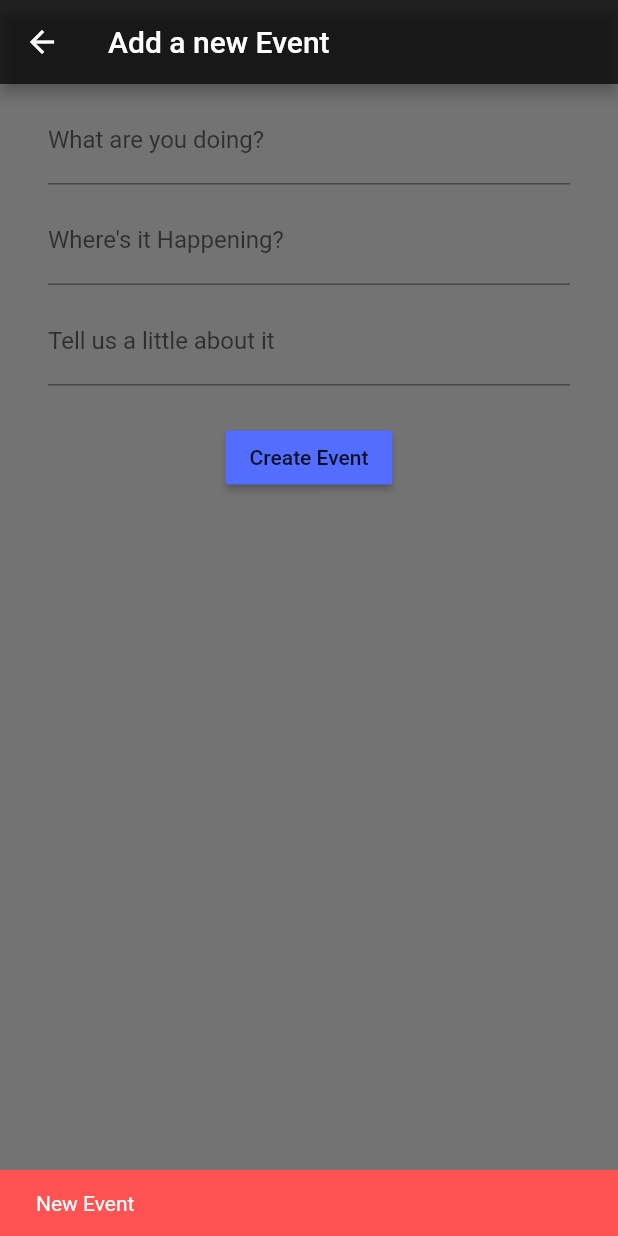
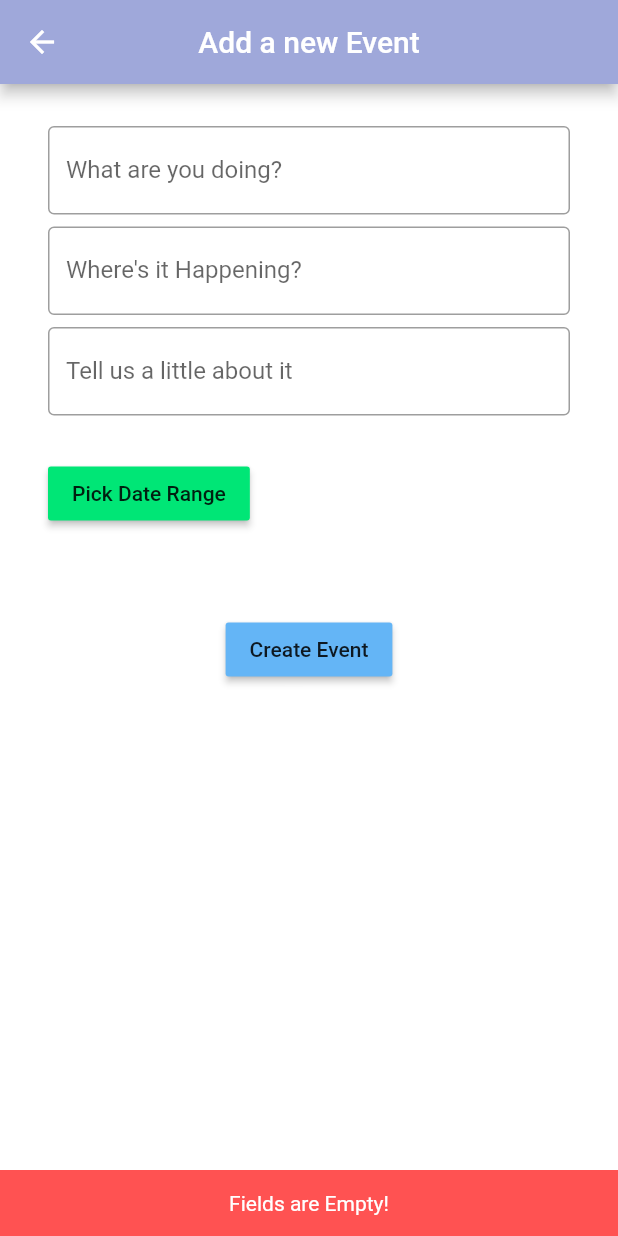
Before and after one commit to Joehill27/CalendarShare, a Flutter app: the AddEventFormPage screen opened directly, after a tap on "Create Event", on a phone screen of 412 x 824 dp. Run offline on Flutter 3.47's test engine with Material 2 defaults, Android fonts, the phone set to English and light mode, and no system bars; missing offline and left inert: date_range_picker, search_widget; accounts and stored records are empty.

Commit message:
mobile edit

```diff
--- a/mobile/mobile_calendarshare/lib/event_detail_page.dart
+++ b/mobile/mobile_calendarshare/lib/event_detail_page.dart
@@ -2,7 +2,7 @@ import 'package:flutter/material.dart';
 import 'package:flutter/semantics.dart';
 import 'package:mobile_calendarshare/class_models/event_model.dart';
 import 'package:mobile_calendarshare/helper_functions/convert_time.dart';
-import 'package:smooth_star_rating/smooth_star_rating.dart';
+
 
 
 
--- a/mobile/mobile_calendarshare/lib/home.dart
+++ b/mobile/mobile_calendarshare/lib/home.dart
@@ -3,6 +3,7 @@ import 'package:flutter/material.dart';
 import 'package:mobile_calendarshare/event_detail_page.dart';
 import 'package:mobile_calendarshare/friends/friend_page.dart';
 import 'package:mobile_calendarshare/group_page.dart';
+import 'package:mobile_calendarshare/test_form.dart';
 import './class_models/user_model.dart';
 import 'package:mobile_calendarshare/class_models/event_model.dart';
 import 'package:mobile_calendarshare/new_event_form.dart';
--- a/mobile/mobile_calendarshare/lib/new_event_form.dart
+++ b/mobile/mobile_calendarshare/lib/new_event_form.dart
@@ -1,6 +1,6 @@
 import 'package:flutter/material.dart';
 import 'package:mobile_calendarshare/class_models/event_model.dart';
-
+import 'package:date_range_picker/date_range_picker.dart' as DateRagePicker;
 
 class AddEventFormPage extends StatefulWidget {
   @override
@@ -9,34 +9,37 @@ class AddEventFormPage extends StatefulWidget {
 
 class _AddEventFormPageState extends State<AddEventFormPage> {
   TextEditingController nameController = new TextEditingController();
-  TextEditingController locationController = new TextEditingController();
+  TextEditingController typeController = new TextEditingController();
   TextEditingController descriptionController = new TextEditingController();
-
 
   void submitEvent(context) {
     if (nameController.text.isEmpty) {
       Scaffold.of(context).showSnackBar(
             new SnackBar(
               backgroundColor: Colors.redAccent,
-              content: new Text('New Event'),
+              content: new Text('Fields are Empty!', textAlign: TextAlign.center,)
             ),
           );
     } else {
-      var newEvent = new Event(nameController.text, locationController.text,
-          descriptionController.text,);
+      var newEvent = new Event(nameController.text, typeController.text,
+          descriptionController.text);
       Navigator.of(context).pop(newEvent);
+
     }
   }
 
   @override
   Widget build(BuildContext context) {
     return new Scaffold(
+      backgroundColor: Colors.white,
       appBar: new AppBar(
-        title: new Text('Add a new Event'),
-        backgroundColor: Colors.black87,
+
+        centerTitle: true,
+        title: new Text('Add a new Event', style: TextStyle(color: Colors.white),),
+        backgroundColor: Colors.indigo[200],
       ),
       body: new Container(
-        color: Colors.black54,
+        color: Colors.transparent,
         child: new Padding(
           padding: const EdgeInsets.symmetric(
             vertical: 8.0,
@@ -44,42 +47,79 @@ class _AddEventFormPageState extends State<AddEventFormPage> {
           ),
           child: new Column(
             children: [
+              SizedBox(
+                height: 20,
+              ),
               new Padding(
                 padding: const EdgeInsets.only(bottom: 8.0),
                 child: new TextField(
+                  keyboardType: TextInputType.text,
                     controller: nameController,
                     decoration: new InputDecoration(
                       labelText: 'What are you doing?',
+                      border: OutlineInputBorder(borderRadius: BorderRadius.all(Radius.circular(4)))
                     )),
               ),
               new Padding(
                 padding: const EdgeInsets.only(bottom: 8.0),
                 child: new TextField(
-                    controller: locationController,
+                    keyboardType: TextInputType.text,
+                    controller: typeController,
                     decoration: new InputDecoration(
                       labelText: "Where's it Happening?",
+                      border: OutlineInputBorder(borderRadius: BorderRadius.all(Radius.circular(4)))
                     )),
               ),
               new Padding(
                 padding: const EdgeInsets.only(bottom: 8.0),
                 child: new TextField(
+                  keyboardType: TextInputType.text,
                     controller: descriptionController,
                     decoration: new InputDecoration(
                       labelText: 'Tell us a little about it',
+                      border: OutlineInputBorder(borderRadius: BorderRadius.all(Radius.circular(4)))
                     )),
+              ),
+
+              SizedBox(
+                height: 20,
+              ),
+              Row(children: <Widget>[
+                new MaterialButton(
+                  color: Colors.greenAccent[400],
+                  onPressed: () async {
+                    final List<DateTime> picked = await DateRagePicker.showDatePicker(
+                      context: context,
+                      initialFirstDate: new DateTime.now(),
+                      initialLastDate: (new DateTime.now()).add(new Duration(days: 2)),
+                      firstDate: new DateTime(2015),
+                      lastDate: new DateTime(2020)
+                      );
+                  if (picked != null && picked.length == 2) {
+                    print(picked);
+                  }
+                },
+                child: new Text("Pick Date Range")
+              ),
+              ],),
+
+              SizedBox(
+                height: 40,
               ),
               new Padding(
                 padding: const EdgeInsets.all(16.0),
                 child: new Builder(
                   builder: (context) {
                     return new RaisedButton(
-                      color: Colors.indigoAccent,
+                      color: Colors.blue[300],
                       child: new Text('Create Event'),
                       onPressed: () => submitEvent(context),
                     );
                   },
                 ),
               ),
+
+
             ],
           ),
         ),
--- a/mobile/mobile_calendarshare/pubspec.yaml
+++ b/mobile/mobile_calendarshare/pubspec.yaml
@@ -24,8 +24,9 @@ dependencies:
   # The following adds the Cupertino Icons font to your application.
   # Use with the CupertinoIcons class for iOS style icons.
   cupertino_icons: ^0.1.2
-  smooth_star_rating: 1.0.3
   search_widget: 0.2.0
+  datetime_picker_formfield: ^0.1.1
+  date_range_picker: ^1.0.3
 
 dev_dependencies:
   flutter_test:
```
Also changed, not shown: mobile/mobile_calendarshare/pubspec.lock.
